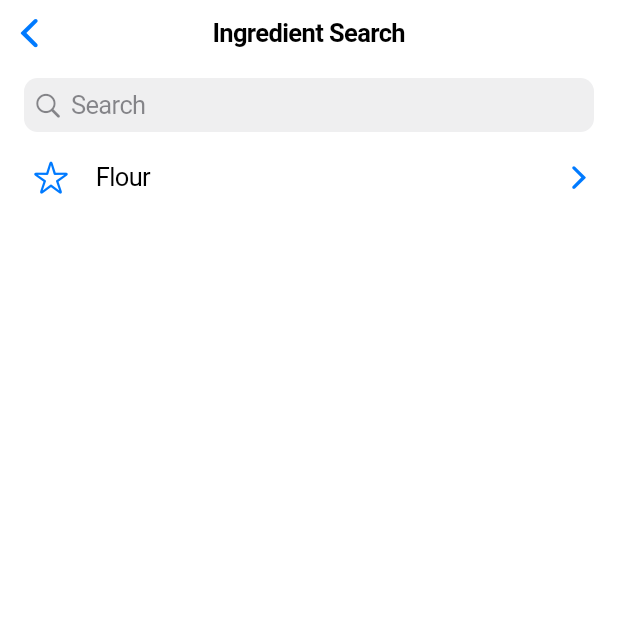
After one commit to ethan-crosby/mpx, a Flutter app: the IngredientSearchView screen opened directly, on a phone screen of 412 x 824 dp, the top half of it. The commit adds this screen. Run offline on Flutter 3.47's test engine with Material 3 defaults, Android fonts, the phone set to English and light mode, and no system bars; our stand-ins replace flutter_dotenv.

Commit message:
Basic search page implemented

```diff
--- a/lib/main.dart
+++ b/lib/main.dart
@@ -32,12 +32,6 @@ class MyApp extends StatelessWidget {
 				ProxyProvider<SpoonacularRepository, IngredientService>(
 					update: (_, repo, __) => IngredientService(repo),
 				),
-				ProxyProvider<SpoonacularRepository, RecipeService>(
-					update: (_, repo, __) => RecipeService(repo),
-				),
-				ProxyProvider<SpoonacularRepository, UPCService>(
-					update: (_, repo, __) => UPCService(repo),
-				),
 
 				ChangeNotifierProvider<IngredientVM>(
 					create: (context) => IngredientVM(
--- /dev/null
+++ b/lib/viewModels/ingredientSearchVM.dart
@@ -0,0 +1,23 @@
+import 'package:provider/provider.dart';
+import 'package:flutter/foundation.dart';
+
+import '../models/ingredient.dart';
+import '../services/ingredient_service.dart';
+
+class IngredientSearchVM extends ChangeNotifier {
+	final IngredientService _service;
+
+	IngredientSearchVM(
+		this._service,
+	) {
+		// init();
+	}
+
+	List<Ingredient> _ingredients = [
+		Ingredient(
+			id: 1,
+			name: 'Flour',
+		)
+	];
+	List<Ingredient> get ingredients => _ingredients;
+}
--- /dev/null
+++ b/lib/views/ingredientSearchView.dart
@@ -0,0 +1,62 @@
+import 'package:flutter/cupertino.dart';
+import 'package:provider/provider.dart';
+
+import '../viewModels/ingredientSearchVM.dart';
+import '../widgets/ingredientSearchTileWidget.dart';
+
+class IngredientSearchView extends StatefulWidget {
+	const IngredientSearchView({
+		super.key,
+	});
+
+	@override
+	State<IngredientSearchView> createState() => _IngredientSearchView();
+}
+
+class _IngredientSearchView extends State<IngredientSearchView> {
+	@override
+	void initState() {
+		super.initState();
+	}
+
+	@override
+	Widget build(BuildContext context) {
+		final vm = context.watch<IngredientSearchVM>();
+
+		return CupertinoPageScaffold(
+			navigationBar: CupertinoNavigationBar(
+				middle: const Text('Ingredient Search'),
+			),
+			child: SafeArea(
+				child: CustomScrollView(
+					slivers: [
+						SliverToBoxAdapter(
+							child: Padding(
+								padding: const EdgeInsets.symmetric(horizontal: 16, vertical: 8),
+								child: CupertinoSearchTextField(
+									onChanged: (value) {
+										// vm.filterIngredients(value);
+									},
+								),
+							),
+						),
+
+						// Ingredient list
+						SliverList(
+							delegate: SliverChildBuilderDelegate(
+								(context, index) {
+									final ingredient = vm.ingredients[index];
+									return IngredientSearchTileWidget(
+										index: index,
+										ingredient: ingredient,
+									);
+								},
+								childCount: vm.ingredients.length,
+							),
+						),
+					],
+				),
+			),
+		);
+	}
+}
--- /dev/null
+++ b/lib/widgets/ingredientSearchTileWidget.dart
@@ -0,0 +1,48 @@
+import 'package:flutter/cupertino.dart';
+
+import '../models/ingredient.dart';
+
+class IngredientSearchTileWidget extends StatelessWidget {
+	final int index;
+	final Ingredient ingredient;
+
+	IngredientSearchTileWidget({
+		super.key,
+		required this.index,
+		required this.ingredient,
+	});
+
+	@override
+	Widget build(BuildContext context) {
+		return CupertinoContextMenu(
+			actions: [
+				CupertinoContextMenuAction(
+					onPressed: () => Navigator.pop(context),
+					child: const Text('Delete'),
+					isDestructiveAction: true,
+				),
+			],
+			child: CupertinoListTile(
+				title: Text(ingredient.name),
+				leading: const Icon(CupertinoIcons.star),
+				trailing: const Icon(CupertinoIcons.forward),
+				onTap: () {
+					/*
+					showCupertinoDialog(
+						context: context,
+						builder: (_) => CupertinoAlertDialog(
+							title: Text('Tapped on item $index'),
+							actions: [
+								CupertinoDialogAction(
+									child: const Text('OK'),
+									onPressed: () => Navigator.pop(context),
+								),
+							],
+						),
+					);
+					*/
+				},
+			),
+		);
+	}
+}
```
Also changed, not shown: lib/views/ingredientView.dart (+29 -0 lines).
